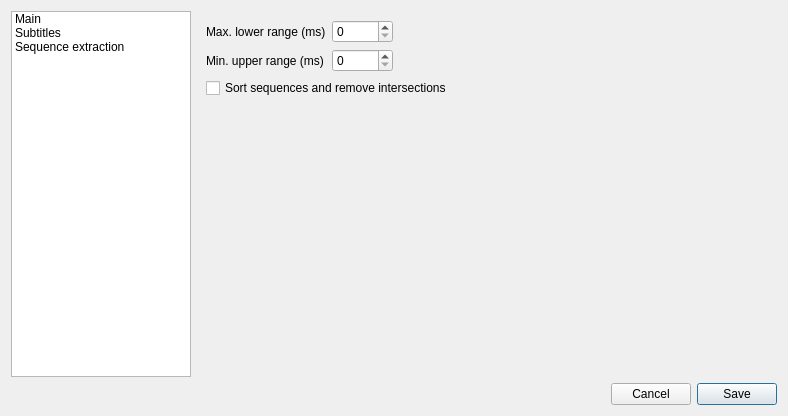
Qt form QMediaLearner/gui/dialogs/SettingsDialog.ui (cedrix57/QMediaLearner) before a commit.
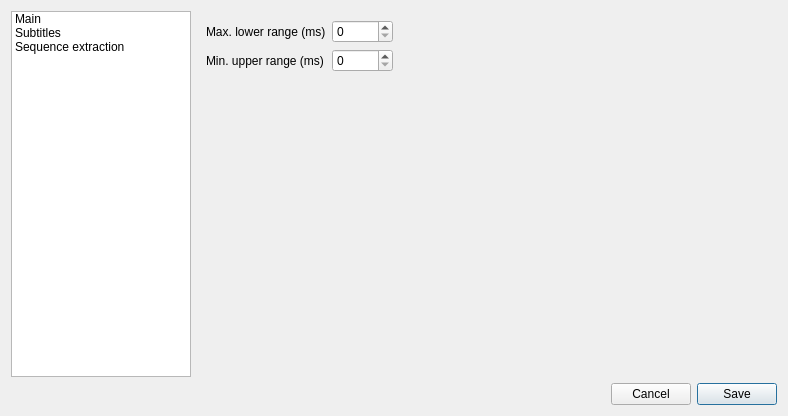
The same form after that commit.

Commit message: #4 The edit extraction window has been improved. Now it is possible to sort the sequences and remove the sequence intersections. Also a bug has been fixed: the item list is now updated when changing the selected extraction lower cursor.

```diff
--- a/QMediaLearner/gui/dialogs/SettingsDialog.ui
+++ b/QMediaLearner/gui/dialogs/SettingsDialog.ui
@@ -556,6 +556,12 @@
          </item>
          <item row="2" column="0" colspan="3">
           <widget class="QCheckBox" name="checkBox">
+           <property name="sizePolicy">
+            <sizepolicy hsizetype="Minimum" vsizetype="Ignored">
+             <horstretch>0</horstretch>
+             <verstretch>0</verstretch>
+            </sizepolicy>
+           </property>
            <property name="text">
             <string>Sort sequences and remove intersections</string>
            </property>
```
The commit also changes 5 other files.
